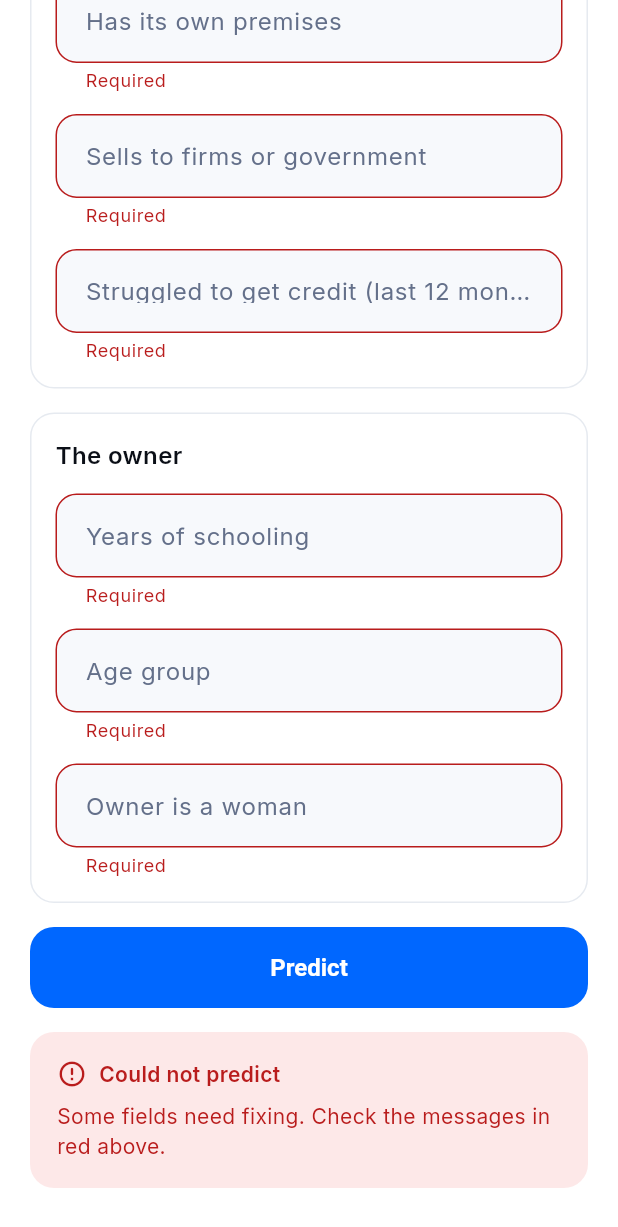
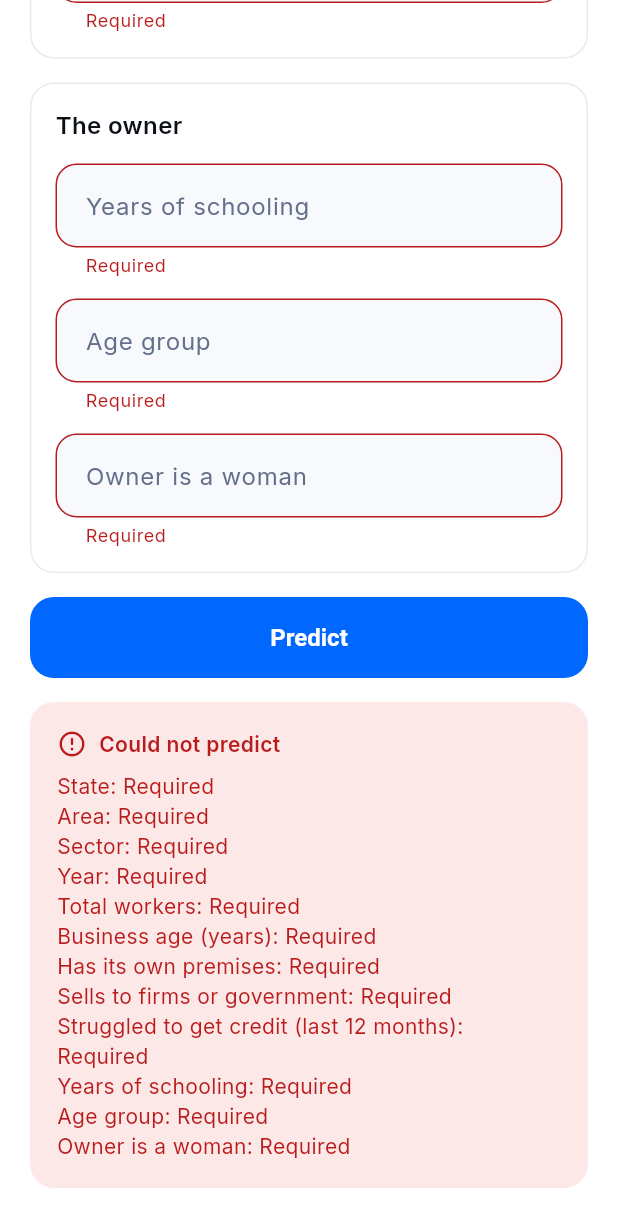
Before and after one commit to Abdull-Kudus/linear_regression_model, a Flutter app: the screen it shows after launch, scrolled down 920 dp, after a tap on "Predict", on a phone screen of 412 x 824 dp. Shown: the top 1227 px of the screen. Run offline on Flutter 3.47's test engine with Material 3 defaults, Android fonts, the phone set to English and light mode, and no system bars.

Commit message:
Show each field error in the result box, not only under the field

```diff
--- a/summative/FlutterApp/lib/predict_page.dart
+++ b/summative/FlutterApp/lib/predict_page.dart
@@ -164,9 +164,14 @@ class _PredictPageState extends State<PredictPage> {
   Future<void> _predict() async {
     FocusScope.of(context).unfocus();
     if (!_formKey.currentState!.validate()) {
+      // List each problem here too, so the error shows in the same box as the result.
+      final problems = [
+        for (final spec in _specs)
+          if (_validate(spec, _controllers[spec.key]!.text) case final message?) '${spec.label}: $message',
+      ];
       setState(() {
         _prediction = null;
-        _error = 'Some fields need fixing. Check the messages in red above.';
+        _error = problems.join('\n');
       });
       _showResult();
       return;
```
